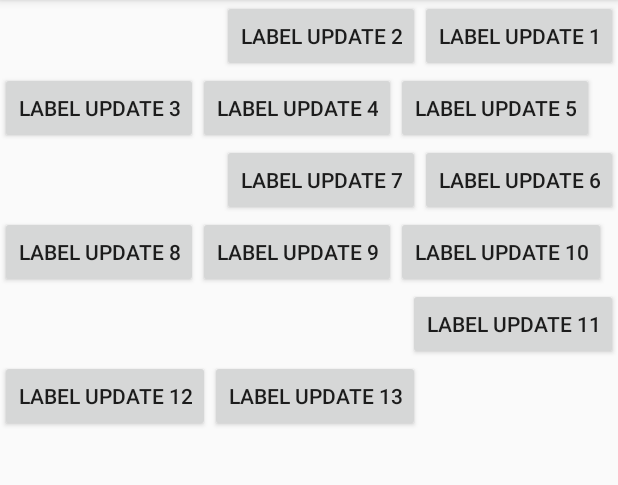
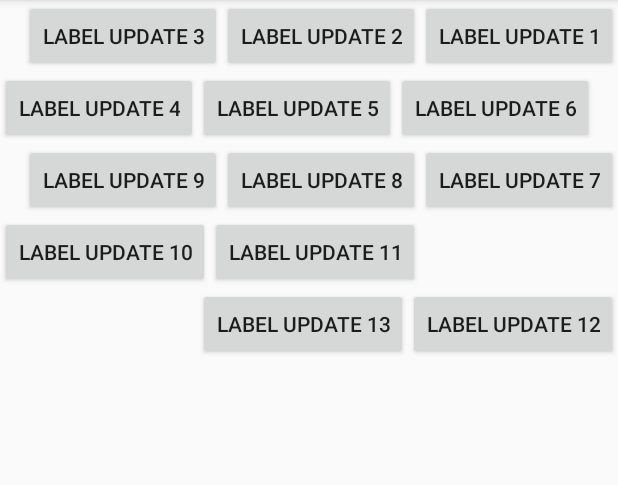
Before and after one commit to dinzdale/SnakeLayout, an Android app: the first screen one second after launch (MainActivity), on a phone screen of 412 x 824 dp, the part 84-569 px from its top. Run offline under Robolectric (Android 15) with nearby library versions, the phone set to English and light mode, and no system bars; our stand-ins replace data binding; 21 statements that could not run were skipped.

Commit message:
Fix SnakeLayout

```diff
--- a/app/src/main/java/com/snakelayout/gary_jacobs/infragisiticstasksnakelayout/MainActivity.java
+++ b/app/src/main/java/com/snakelayout/gary_jacobs/infragisiticstasksnakelayout/MainActivity.java
@@ -1,10 +1,14 @@
+/**
+ * Main Activity that displays a screen of buttons in a SnakeLayout. Using Android's new data binding
+ * library, a MVVM model is implemented by using the ButtonModelView to bind label and button size data to UI Buttons.
+ * This Activity lauches a background thread which updates label and sizing data and indirectly updates the displayed buttons.
+ */
 package com.snakelayout.gary_jacobs.infragisiticstasksnakelayout;
 
 import android.databinding.DataBindingUtil;
 import android.support.v7.app.AppCompatActivity;
 import android.os.Bundle;
 import android.util.Log;
-import android.view.View;
 import android.widget.Button;
 
 import com.snakelayout.gary_jacobs.infragisiticstasksnakelayout.databinding.ActivityMainBinding;
@@ -12,8 +16,9 @@ import com.snakelayout.gary_jacobs.infragisiticstasksnakelayout.model.ButtonMode
 
 public class MainActivity extends AppCompatActivity {
 
-    private SnakeLayout snakeLayout;
-    private ButtonModelView buttonModelView;
+
+    private SnakeLayout snakeLayout; // Snake Layout used to display a list of views
+    private ButtonModelView buttonModelView; // ModelView bound to display UI elements
     private Button orientation_btn;
 
     @Override
@@ -38,7 +43,11 @@ public class MainActivity extends AppCompatActivity {
         loadData.start();
     }
 
-
+    /**
+     * Simple background thread that updates button data through the ButtonModelView. This will update
+     * the displayed buttons size (increasing margin widths, heights and label). No UI element is updated
+     * directly!
+     */
     Thread loadData = new Thread(new Runnable() {
         @Override
         public void run() {
--- a/app/src/main/java/com/snakelayout/gary_jacobs/infragisiticstasksnakelayout/SnakeLayout.java
+++ b/app/src/main/java/com/snakelayout/gary_jacobs/infragisiticstasksnakelayout/SnakeLayout.java
@@ -87,6 +87,7 @@ public class SnakeLayout extends ViewGroup {
 
     private void layoutSnake(boolean changed, int l, int t, int r, int b, boolean orientation) {
         final int count = getChildCount();
+        //final int count = 6;
         boolean leftToRight = orientation;
         int curWidth, curHeight, curLeft, curTop, maxHeight;
 
@@ -142,6 +143,9 @@ public class SnakeLayout extends ViewGroup {
                     curTop += maxHeight;
                     maxHeight = 0;
                     leftToRight = true;
+                } else {
+                    // adjust current left position to beginning of view
+                    curLeft = curLeft - curWidth;
                 }
             }
             //render this child view
@@ -154,8 +158,6 @@ public class SnakeLayout extends ViewGroup {
             // position the next view left position for the next child
             if (leftToRight) {
                 curLeft += curWidth;
-            } else {
-                curLeft -= curWidth;
             }
         }
     }
@@ -163,6 +165,7 @@ public class SnakeLayout extends ViewGroup {
 
     /**
      * System Callback requesting measurements of all children in this layout container
+     *
      * @param widthMeasureSpec
      * @param heightMeasureSpec
      */
--- a/app/src/main/java/com/snakelayout/gary_jacobs/infragisiticstasksnakelayout/model/ButtonModelView.java
+++ b/app/src/main/java/com/snakelayout/gary_jacobs/infragisiticstasksnakelayout/model/ButtonModelView.java
@@ -4,7 +4,6 @@ import android.databinding.BaseObservable;
 import android.databinding.Bindable;
 import android.databinding.BindingAdapter;
 import android.view.View;
-import android.view.ViewGroup;
 
 import com.snakelayout.gary_jacobs.infragisiticstasksnakelayout.BR;
 
@@ -14,11 +13,14 @@ import java.util.List;
 
 /**
  * Created by Gary Jacobs on 3/10/16.
+ *
+ * This is the model view object which binds label and margin sizing information to Button Views defined in
+ * the Main Activities layout definition.
  */
 public class ButtonModelView extends BaseObservable {
 
     private List<String> buttonLabelList = new ArrayList<>();
-    private List<Integer> buttonWidthList = new ArrayList<>();
+    private List<Integer> buttonMarginList = new ArrayList<>();
 
     @Bindable
     public List<String> getButtonLabelList() {
@@ -26,42 +28,44 @@ public class ButtonModelView extends BaseObservable {
     }
 
     @Bindable
-    public List<Integer> getButtonWidthList() {
-        return buttonWidthList;
+    public List<Integer> getButtonMarginList() {
+        return buttonMarginList;
     }
 
     @BindingAdapter("android:paddingLeft")
     public static void setPaddingLeft(View view, int padding) {
         view.setPadding(padding, view.getPaddingTop(), view.getPaddingRight(), view.getPaddingBottom());
+        view.requestLayout();
     }
 
     @BindingAdapter("android:paddingRight")
     public static void setPaddingRight(View view, int padding) {
         view.setPadding(view.getPaddingLeft(), view.getPaddingTop(), padding, view.getPaddingBottom());
+        view.requestLayout();
     }
 
     @BindingAdapter("android:paddingTop")
     public static void setPaddingTop(View view, int padding) {
         view.setPadding(view.getPaddingLeft(), padding, view.getPaddingRight(), view.getPaddingBottom());
-
+        view.requestLayout();
     }
 
     @BindingAdapter("android:paddingBottom")
     public static void setPaddingBottom(View view, int padding) {
         view.setPadding(view.getPaddingLeft(), view.getPaddingTop(), view.getPaddingRight(), padding);
-
+        view.requestLayout();
     }
 
     public void setButtonValues(int index, String value, int width) {
         if (index >= buttonLabelList.size()) {
             buttonLabelList.add(value);
-            buttonWidthList.add(new Integer(width));
+            buttonMarginList.add(new Integer(width));
         } else {
             buttonLabelList.set(index, value);
-            buttonWidthList.set(index, new Integer(width));
+            buttonMarginList.set(index, new Integer(width));
         }
         notifyPropertyChanged(BR.buttonLabelList);
-        notifyPropertyChanged(BR.buttonWidthList);
+        notifyPropertyChanged(BR.buttonMarginList);
     }
 
 
--- a/app/src/main/res/layout/activity_main.xml
+++ b/app/src/main/res/layout/activity_main.xml
@@ -14,54 +14,54 @@
         <!--android:layout_height="match_parent"-->
         <!--android:orientation="vertical">-->
 
-        <!--<ScrollView-->
-            <!--android:layout_width="match_parent"-->
-            <!--android:layout_height="match_parent"-->
-            <!--android:layout_gravity="center">-->
+        <ScrollView
+            android:layout_width="match_parent"
+            android:layout_height="match_parent"
+            android:layout_gravity="center">
 
             <com.snakelayout.gary_jacobs.infragisiticstasksnakelayout.SnakeLayout
                 android:id="@+id/snake_layout"
-                android:layout_width="match_parent"
-                android:layout_height="match_parent">
+                android:layout_width="wrap_content"
+                android:layout_height="wrap_content">
 
                 <Button
                     android:layout_width="wrap_content"
                     android:layout_height="wrap_content"
-                    android:paddingLeft="@{buttonVM.buttonWidthList[0] == 0 ? @dimen/button_width_small : @dimen/button_width_medium }"
-                    android:paddingRight="@{buttonVM.buttonWidthList[0] == 0 ? @dimen/button_width_small : @dimen/button_width_medium }"
+                    android:paddingLeft="@{buttonVM.buttonMarginList[0] == 0 ? @dimen/button_width_small : @dimen/button_width_medium }"
+                    android:paddingRight="@{buttonVM.buttonMarginList[0] == 0 ? @dimen/button_width_small : @dimen/button_width_medium }"
                     android:text="@{buttonVM.buttonLabelList[0]}" />
 
                 <Button
                     android:layout_width="wrap_content"
                     android:layout_height="wrap_content"
-                    android:paddingBottom="@{buttonVM.buttonWidthList[1] == 0 ? @dimen/button_width_small : @dimen/button_width_medium }"
-                    android:paddingTop="@{buttonVM.buttonWidthList[1] == 0 ? @dimen/button_width_small : @dimen/button_width_medium }"
+                    android:paddingBottom="@{buttonVM.buttonMarginList[1] == 0 ? @dimen/button_width_small : @dimen/button_width_medium }"
+                    android:paddingTop="@{buttonVM.buttonMarginList[1] == 0 ? @dimen/button_width_small : @dimen/button_width_medium }"
                     android:text="@{buttonVM.buttonLabelList[1]}" />
 
                 <Button
                     android:layout_width="wrap_content"
                     android:layout_height="wrap_content"
-                    android:padding="@{buttonVM.buttonWidthList[2] == 0 ? @dimen/button_width_small : @dimen/button_width_medium }"
+                    android:padding="@{buttonVM.buttonMarginList[2] == 0 ? @dimen/button_width_small : @dimen/button_width_medium }"
                     android:text="@{buttonVM.buttonLabelList[2]}" />
 
                 <Button
                     android:layout_width="wrap_content"
                     android:layout_height="wrap_content"
-                    android:paddingBottom="@{buttonVM.buttonWidthList[3] == 0 ? @dimen/button_width_small : @dimen/button_width_medium }"
-                    android:paddingTop="@{buttonVM.buttonWidthList[3] == 0 ? @dimen/button_width_small : @dimen/button_width_medium }"
+                    android:paddingBottom="@{buttonVM.buttonMarginList[3] == 0 ? @dimen/button_width_small : @dimen/button_width_medium }"
+                    android:paddingTop="@{buttonVM.buttonMarginList[3] == 0 ? @dimen/button_width_small : @dimen/button_width_medium }"
                     android:text="@{buttonVM.buttonLabelList[3]}" />
 
                 <Button
                     android:layout_width="wrap_content"
                     android:layout_height="wrap_content"
-                    android:paddingBottom="@{buttonVM.buttonWidthList[4] == 0 ? @dimen/button_width_small : @dimen/button_width_medium }"
-                    android:paddingTop="@{buttonVM.buttonWidthList[4] == 0 ? @dimen/button_width_small : @dimen/button_width_medium }"
+                    android:paddingBottom="@{buttonVM.buttonMarginList[4] == 0 ? @dimen/button_width_small : @dimen/button_width_medium }"
+                    android:paddingTop="@{buttonVM.buttonMarginList[4] == 0 ? @dimen/button_width_small : @dimen/button_width_medium }"
                     android:text="@{buttonVM.buttonLabelList[4]}" />
 
                 <Button
                     android:layout_width="wrap_content"
                     android:layout_height="wrap_content"
-                    android:padding="@{buttonVM.buttonWidthList[5] == 0 ? @dimen/button_width_small : @dimen/button_width_medium }"
+                    android:padding="@{buttonVM.buttonMarginList[5] == 0 ? @dimen/button_width_small : @dimen/button_width_medium }"
                     android:text="@{buttonVM.buttonLabelList[5]}" />
 
                 <Button
@@ -77,46 +77,46 @@
                 <Button
                     android:layout_width="wrap_content"
                     android:layout_height="wrap_content"
-                    android:paddingBottom="@{buttonVM.buttonWidthList[8] == 0 ? @dimen/button_width_small : @dimen/button_width_medium }"
-                    android:paddingTop="@{buttonVM.buttonWidthList[8] == 0 ? @dimen/button_width_small : @dimen/button_width_medium }"
+                    android:paddingBottom="@{buttonVM.buttonMarginList[8] == 0 ? @dimen/button_width_small : @dimen/button_width_medium }"
+                    android:paddingTop="@{buttonVM.buttonMarginList[8] == 0 ? @dimen/button_width_small : @dimen/button_width_medium }"
                     android:text="@{buttonVM.buttonLabelList[8]}" />
 
                 <Button
                     android:layout_width="wrap_content"
                     android:layout_height="wrap_content"
-                    android:padding="@{buttonVM.buttonWidthList[9] == 0 ? @dimen/button_width_small : @dimen/button_width_medium }"
+                    android:padding="@{buttonVM.buttonMarginList[9] == 0 ? @dimen/button_width_small : @dimen/button_width_medium }"
                     android:text="@{buttonVM.buttonLabelList[9]}" />
 
                 <Button
                     android:layout_width="wrap_content"
                     android:layout_height="wrap_content"
-                    android:paddingBottom="@{buttonVM.buttonWidthList[10] == 0 ? @dimen/button_width_small : @dimen/button_width_medium }"
-                    android:paddingTop="@{buttonVM.buttonWidthList[10] == 0 ? @dimen/button_width_small : @dimen/button_width_medium }"
+                    android:paddingBottom="@{buttonVM.buttonMarginList[10] == 0 ? @dimen/button_width_small : @dimen/button_width_medium }"
+                    android:paddingTop="@{buttonVM.buttonMarginList[10] == 0 ? @dimen/button_width_small : @dimen/button_width_medium }"
                     android:text="@{buttonVM.buttonLabelList[10]}" />
 
                 <Button
                     android:layout_width="wrap_content"
                     android:layout_height="wrap_content"
-                    android:paddingLeft="@{buttonVM.buttonWidthList[11] == 0 ? @dimen/button_width_small : @dimen/button_width_medium }"
-                    android:paddingRight="@{buttonVM.buttonWidthList[11] == 0 ? @dimen/button_width_small : @dimen/button_width_medium }"
+                    android:paddingLeft="@{buttonVM.buttonMarginList[11] == 0 ? @dimen/button_width_small : @dimen/button_width_medium }"
+                    android:paddingRight="@{buttonVM.buttonMarginList[11] == 0 ? @dimen/button_width_small : @dimen/button_width_medium }"
                     android:text="@{buttonVM.buttonLabelList[11]}" />
 
                 <Button
                     android:layout_width="wrap_content"
                     android:layout_height="wrap_content"
-                    android:paddingBottom="@{buttonVM.buttonWidthList[12] == 0 ? @dimen/button_width_small : @dimen/button_width_medium }"
-                    android:paddingLeft="@{buttonVM.buttonWidthList[12] == 0 ? @dimen/button_width_small : @dimen/button_width_medium }"
+                    android:paddingBottom="@{buttonVM.buttonMarginList[12] == 0 ? @dimen/button_width_small : @dimen/button_width_medium }"
+                    android:paddingLeft="@{buttonVM.buttonMarginList[12] == 0 ? @dimen/button_width_small : @dimen/button_width_medium }"
                     android:text="@{buttonVM.buttonLabelList[12]}" />
 
                 <Button
                     android:layout_width="wrap_content"
                     android:layout_height="wrap_content"
-                    android:paddingRight="@{buttonVM.buttonWidthList[13] == 0 ? @dimen/button_width_small : @dimen/button_width_medium }"
-                    android:paddingTop="@{buttonVM.buttonWidthList[13] == 0 ? @dimen/button_width_small : @dimen/button_width_medium }"
+                    android:paddingRight="@{buttonVM.buttonMarginList[13] == 0 ? @dimen/button_width_small : @dimen/button_width_medium }"
+                    android:paddingTop="@{buttonVM.buttonMarginList[13] == 0 ? @dimen/button_width_small : @dimen/button_width_medium }"
                     android:text="@{buttonVM.buttonLabelList[13]}" />
 
             </com.snakelayout.gary_jacobs.infragisiticstasksnakelayout.SnakeLayout>
-        <!--</ScrollView>-->
+        </ScrollView>
 
         <!--<Button-->
             <!--android:id="@+id/orientation_btn"-->
```
